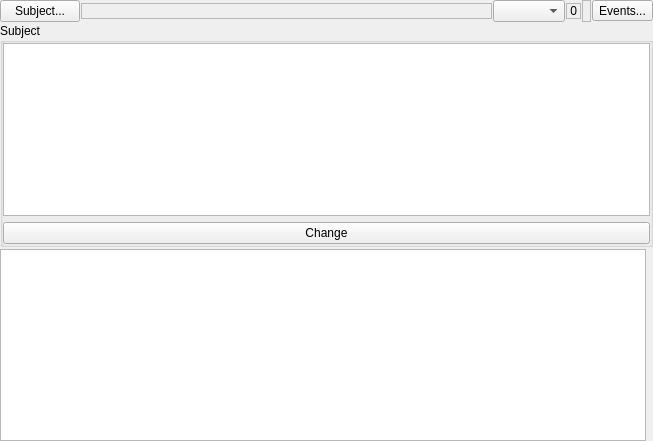
Qt form src/plugins/azoth/chattab.ui (0xd34df00d/leechcraft) before a commit.
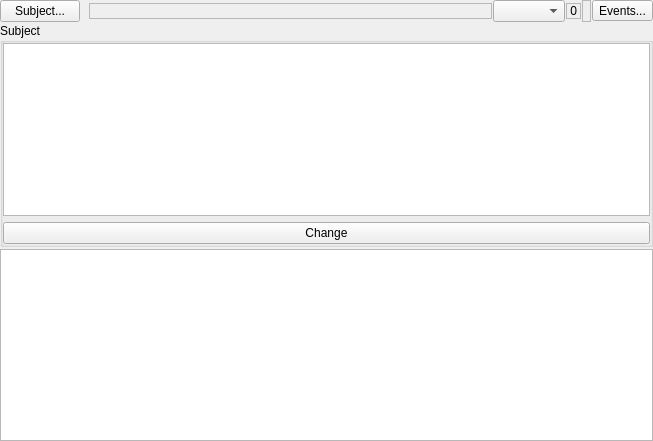
The same form after that commit. Custom widgets are drawn as their Qt base class.

Commit message: Azoth: sane buddy avatar display.

Diff of the .ui file:
```diff
--- a/src/plugins/azoth/chattab.ui
+++ b/src/plugins/azoth/chattab.ui
@@ -32,6 +32,31 @@
        </property>
       </widget>
      </item>
+     <item>
+      <widget class="QLabel" name="AvatarLabel_">
+       <property name="sizePolicy">
+        <sizepolicy hsizetype="Fixed" vsizetype="Fixed">
+         <horstretch>0</horstretch>
+         <verstretch>0</verstretch>
+        </sizepolicy>
+       </property>
+       <property name="sizeIncrement">
+        <size>
+         <width>1</width>
+         <height>1</height>
+        </size>
+       </property>
+       <property name="text">
+        <string/>
+       </property>
+       <property name="scaledContents">
+        <bool>true</bool>
+       </property>
+       <property name="alignment">
+        <set>Qt::AlignLeading|Qt::AlignLeft|Qt::AlignTop</set>
+       </property>
+      </widget>
+     </item>
      <item>
       <widget class="QLabel" name="EntryInfo_">
        <property name="sizePolicy">
@@ -203,31 +228,6 @@
        </property>
       </widget>
      </item>
-     <item>
-      <widget class="QLabel" name="AvatarLabel_">
-       <property name="sizePolicy">
-        <sizepolicy hsizetype="Preferred" vsizetype="Preferred">
-         <horstretch>0</horstretch>
-         <verstretch>0</verstretch>
-        </sizepolicy>
-       </property>
-       <property name="sizeIncrement">
-        <size>
-         <width>1</width>
-         <height>1</height>
-        </size>
-       </property>
-       <property name="text">
-        <string/>
-       </property>
-       <property name="scaledContents">
-        <bool>true</bool>
-       </property>
-       <property name="alignment">
-        <set>Qt::AlignLeading|Qt::AlignLeft|Qt::AlignTop</set>
-       </property>
-      </widget>
-     </item>
     </layout>
    </item>
   </layout>
```
The commit also changes 1 other file.
